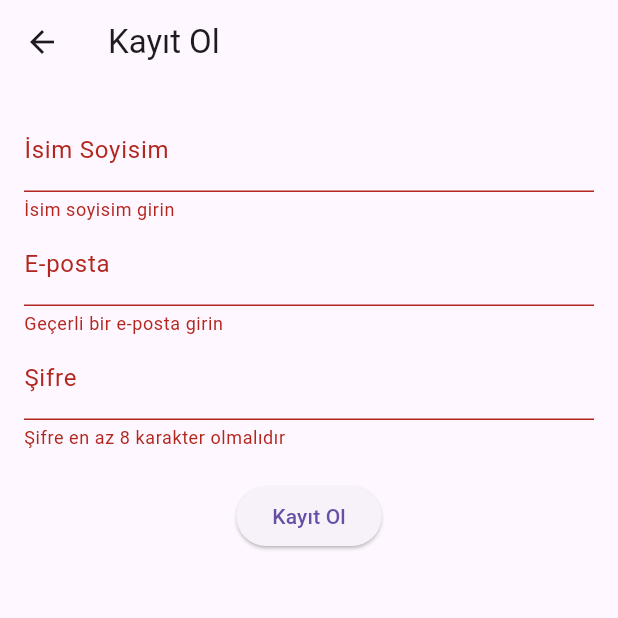
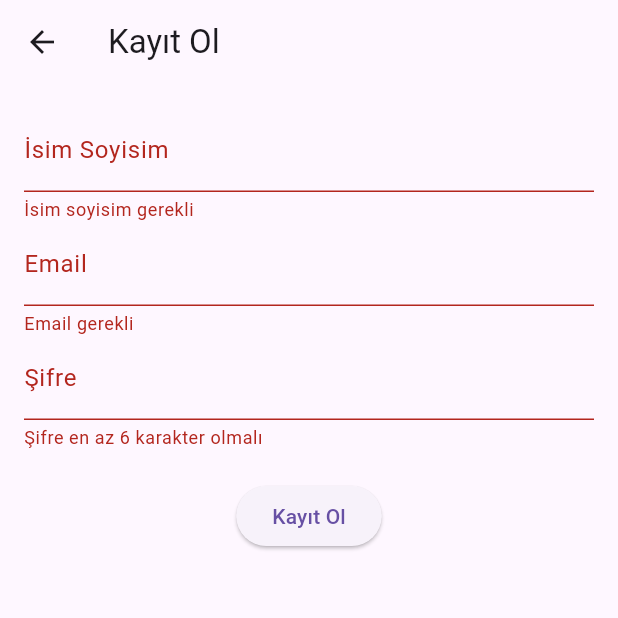
Before and after one commit to ozcann159/TodoApp, a Flutter app: the RegisterPage screen opened by its route, after a tap on "Kayıt Ol", on a phone screen of 412 x 824 dp, the top half of it. Run offline on Flutter 3.47's test engine with Material 3 defaults, Android fonts, the phone set to English and light mode, and no system bars; our stand-ins replace cloud_firestore, firebase_auth, firebase_core, get; accounts and stored records are empty.

Commit message:
Update RegisterPage to include name, email, and password fields and registration functionality

```diff
--- a/lib/pages/register_page.dart
+++ b/lib/pages/register_page.dart
@@ -1,6 +1,6 @@
 import 'package:cloud_firestore/cloud_firestore.dart';
+import 'package:firebase_auth/firebase_auth.dart';
 import 'package:flutter/material.dart';
-import 'package:firebase_auth/firebase_auth.dart';
 import 'package:get/get.dart';
 
 class RegisterPage extends StatefulWidget {
@@ -9,29 +9,35 @@ class RegisterPage extends StatefulWidget {
 }
 
 class _RegisterPageState extends State<RegisterPage> {
-  final emailController = TextEditingController();
-  final passwordController = TextEditingController();
-  final nameController = TextEditingController();
   final _formKey = GlobalKey<FormState>();
+  final _emailController = TextEditingController();
+  final _passwordController = TextEditingController();
+  final _nameController = TextEditingController();
 
-  void register() async {
+  void _register() async {
     if (_formKey.currentState?.validate() ?? false) {
       try {
-        await FirebaseAuth.instance.createUserWithEmailAndPassword(
-          email: emailController.text.trim(),
-          password: passwordController.text.trim(),
+        // Firebase Authentication ile kullanıcı kaydı
+        UserCredential userCredential =
+            await FirebaseAuth.instance.createUserWithEmailAndPassword(
+          email: _emailController.text,
+          password: _passwordController.text,
         );
-        // Save user details to Firestore
-        await FirebaseFirestore.instance.collection('users').add({
-          'name': nameController.text.trim(),
-          'email': emailController.text.trim(),
-          'createdAt': Timestamp.now(),
+
+        // Kullanıcı Firestore'a eklenecek
+        await FirebaseFirestore.instance
+            .collection('users')
+            .doc(userCredential.user?.uid)
+            .set({
+          'name': _nameController.text,
+          'createdAt': FieldValue.serverTimestamp(),
         });
-        Get.offNamed('/home');
-      } on FirebaseAuthException catch (e) {
-        Get.snackbar('Error', e.message ?? 'Bir hata oluştu');
+
+        Get.offAllNamed('/todo-page'); // Kayıt sonrası ana sayfaya yönlendirme
       } catch (e) {
-        Get.snackbar('Error', 'Bir hata oluştu');
+        // Hata yönetimi
+        print(e);
+        Get.snackbar('Hata', e.toString());
       }
     }
   }
@@ -41,46 +47,45 @@ class _RegisterPageState extends State<RegisterPage> {
     return Scaffold(
       appBar: AppBar(title: Text('Kayıt Ol')),
       body: Padding(
-        padding: const EdgeInsets.all(16.0),
+        padding: EdgeInsets.all(16.0),
         child: Form(
           key: _formKey,
           child: Column(
             children: [
               TextFormField(
-                controller: nameController,
+                controller: _nameController,
                 decoration: InputDecoration(labelText: 'İsim Soyisim'),
                 validator: (value) {
                   if (value == null || value.isEmpty) {
-                    return 'İsim soyisim girin';
+                    return 'İsim soyisim gerekli';
                   }
                   return null;
                 },
               ),
               TextFormField(
-                controller: emailController,
-                decoration: InputDecoration(labelText: 'E-posta'),
-                keyboardType: TextInputType.emailAddress,
+                controller: _emailController,
+                decoration: InputDecoration(labelText: 'Email'),
                 validator: (value) {
-                  if (value == null || !value.contains('@')) {
-                    return 'Geçerli bir e-posta girin';
+                  if (value == null || value.isEmpty) {
+                    return 'Email gerekli';
                   }
                   return null;
                 },
               ),
               TextFormField(
-                controller: passwordController,
+                controller: _passwordController,
                 decoration: InputDecoration(labelText: 'Şifre'),
                 obscureText: true,
                 validator: (value) {
-                  if (value == null || value.length < 8) {
-                    return 'Şifre en az 8 karakter olmalıdır';
+                  if (value == null || value.length < 6) {
+                    return 'Şifre en az 6 karakter olmalı';
                   }
                   return null;
                 },
               ),
               SizedBox(height: 20),
               ElevatedButton(
-                onPressed: register,
+                onPressed: _register,
                 child: Text('Kayıt Ol'),
               ),
             ],
```
